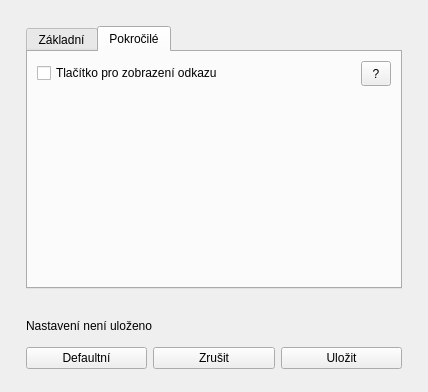
Before: the Qt Designer form y2mate/settingsdialog.ui in RxiPland/y2mate_desktop, drawn with Qt 5.
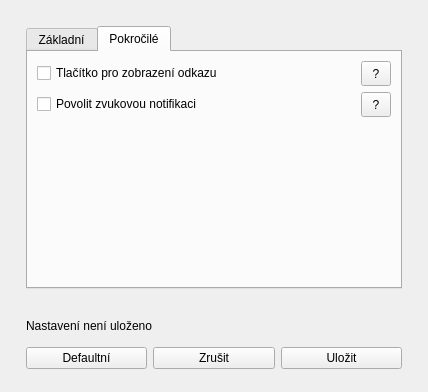
After: the same form once the commit is applied. The open tabs and pages were chosen to show the change. Icons and pictures are not drawn.

```diff
--- a/y2mate/settingsdialog.ui
+++ b/y2mate/settingsdialog.ui
@@ -14,7 +14,7 @@
    <string>Nastavení</string>
   </property>
   <property name="windowIcon">
-   <iconset>
+   <iconset resource="resources.qrc">
     <normaloff>:/images/settings.ico</normaloff>:/images/settings.ico</iconset>
   </property>
   <layout class="QHBoxLayout" name="horizontalLayout">
@@ -439,16 +439,6 @@
           <layout class="QVBoxLayout" name="verticalLayout_4">
            <item>
             <layout class="QGridLayout" name="gridLayout_3">
-             <item row="0" column="0">
-              <widget class="QCheckBox" name="checkBox_6">
-               <property name="focusPolicy">
-                <enum>Qt::NoFocus</enum>
-               </property>
-               <property name="text">
-                <string>Tlačítko pro zobrazení odkazu</string>
-               </property>
-              </widget>
-             </item>
              <item row="0" column="2">
               <widget class="QToolButton" name="toolButton_6">
                <property name="minimumSize">
@@ -475,6 +465,9 @@
                <property name="orientation">
                 <enum>Qt::Horizontal</enum>
                </property>
+               <property name="sizeType">
+                <enum>QSizePolicy::MinimumExpanding</enum>
+               </property>
                <property name="sizeHint" stdset="0">
                 <size>
                  <width>40</width>
@@ -483,6 +476,52 @@
                </property>
               </spacer>
              </item>
+             <item row="0" column="0">
+              <widget class="QCheckBox" name="checkBox_6">
+               <property name="focusPolicy">
+                <enum>Qt::NoFocus</enum>
+               </property>
+               <property name="text">
+                <string>Tlačítko pro zobrazení odkazu</string>
+               </property>
+              </widget>
+             </item>
+             <item row="1" column="0">
+              <widget class="QCheckBox" name="checkBox_7">
+               <property name="text">
+                <string>Povolit zvukovou notifikaci</string>
+               </property>
+              </widget>
+             </item>
+             <item row="1" column="1">
+              <spacer name="horizontalSpacer_3">
+               <property name="orientation">
+                <enum>Qt::Horizontal</enum>
+               </property>
+               <property name="sizeType">
+                <enum>QSizePolicy::MinimumExpanding</enum>
+               </property>
+               <property name="sizeHint" stdset="0">
+                <size>
+                 <width>40</width>
+                 <height>20</height>
+                </size>
+               </property>
+              </spacer>
+             </item>
+             <item row="1" column="2">
+              <widget class="QToolButton" name="toolButton_7">
+               <property name="minimumSize">
+                <size>
+                 <width>30</width>
+                 <height>25</height>
+                </size>
+               </property>
+               <property name="text">
+                <string>?</string>
+               </property>
+              </widget>
+             </item>
             </layout>
            </item>
            <item>
```
Left out of the diff: 4 changed lines with no effect on the pictures.
